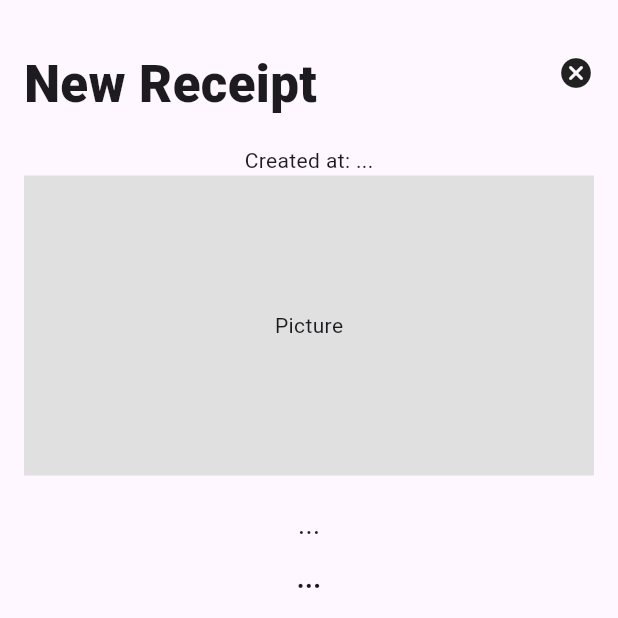
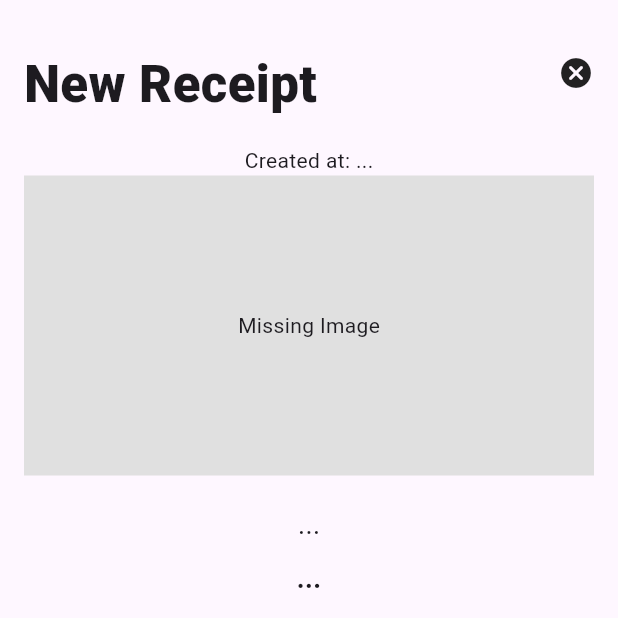
Before and after one commit to ahmed-debbech/divide_frontend, a Flutter app: the NewReceiptPage screen opened directly, after a tap on "Ok", on a phone screen of 412 x 824 dp, the top half of it. Run offline on Flutter 3.47's test engine with Material 3 defaults, Android fonts, the phone set to English and light mode, and no system bars; our stand-ins replace image_picker, logger, qr_flutter, shared_preferences; missing offline and left inert: dart:ffi, qr_code_scanner; accounts and stored records are empty; network calls fail.

Commit message:
fix image show up

```diff
--- a/lib/models/Receipt.dart
+++ b/lib/models/Receipt.dart
@@ -47,6 +47,7 @@ class ReceiptData {
   final int id;
   final String? referenceNumber;
   final String? imgTumbUrl;
+  final String? thumbnailBytes;
   final String? deliveryDate;
   final double? discount;
   final double? subtotal;
@@ -58,6 +59,7 @@ class ReceiptData {
     required this.id,
     required this.referenceNumber,
     required this.imgTumbUrl,
+    required this.thumbnailBytes,
     required this.deliveryDate,
     required this.discount,
     required this.subtotal,
@@ -71,6 +73,7 @@ class ReceiptData {
       id: json['id'] as int,
       referenceNumber: json['referenceNumber'] as String?,
       imgTumbUrl: json['imgTumbUrl'] as String?,
+      thumbnailBytes: json['thumbnailBytes'] as String?,
       deliveryDate: json['deliveryDate'] as String?,
       discount: (json['discount'] as double?),
       subtotal: (json['subtotal'] as double?),
--- a/lib/ui/Shell.dart
+++ b/lib/ui/Shell.dart
@@ -36,12 +36,11 @@ class _ShellState extends State<Shell> {
   }
 
   void _onDoubleClick() {
-    Navigator.pop(context);
     Navigator.push(
       context,
       MaterialPageRoute(
           builder: (context) => NewReceiptPage(
-                id: "STZL9",
+                id: "qygk0",
               )),
     );
     /*TakePhoto().capture().then((value) => {
--- a/lib/ui/pages/NewReceiptPage.dart
+++ b/lib/ui/pages/NewReceiptPage.dart
@@ -1,3 +1,5 @@
+import 'dart:convert';
+
 import 'package:divide_frontend/models/Receipt.dart';
 import 'package:divide_frontend/services/ReceiptService.dart';
 import 'package:divide_frontend/ui/common/SingleItem.dart';
@@ -104,7 +106,11 @@ class _NewReceiptPageState extends State<NewReceiptPage> {
                   Container(
                     height: 200,
                     color: Colors.grey[300],
-                    child: Center(child: Text('Picture')),
+                    child: Center(
+                        child: (receiptDto?.receiptData?.thumbnailBytes != null)
+                            ? Image.memory(base64Decode(
+                                receiptDto!.receiptData?.thumbnailBytes ?? ""))
+                            : Text("Missing Image")),
                   ),
                   SizedBox(height: 20),
                   Text(
```
